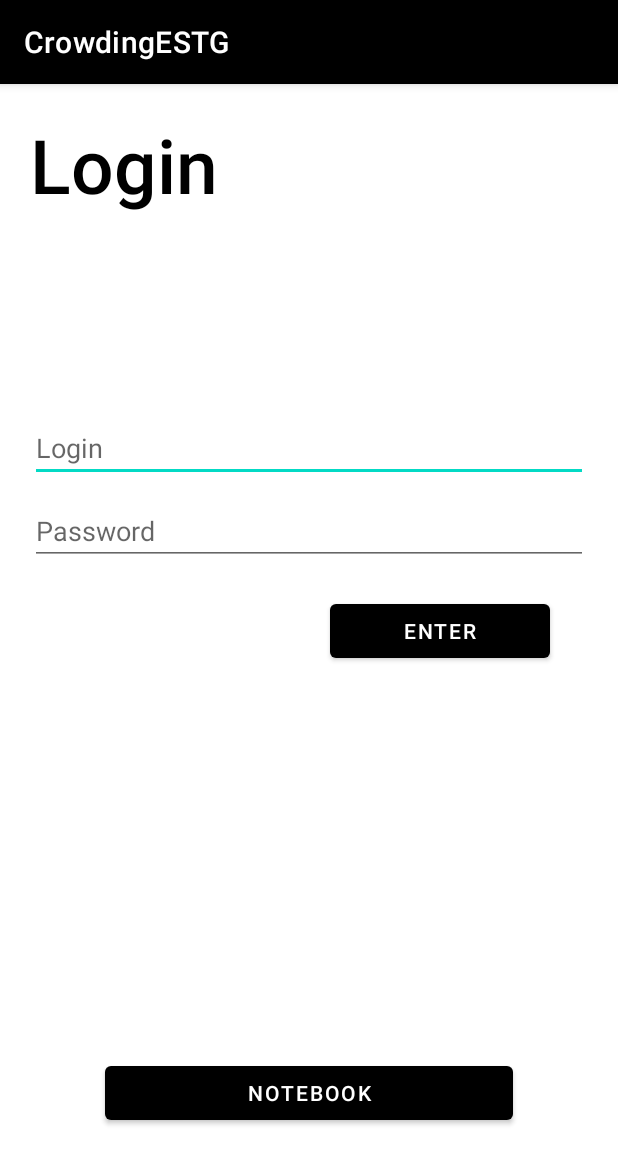
After one commit to Andrefranco98/CrowdingESTG, an Android app: the Login screen opened directly, with no data from a screen before it, on a phone screen of 412 x 824 dp. The commit adds this screen. Shown: the top 1164 px of the screen. Run offline under Robolectric (Android 15) with nearby library versions, the phone set to English and light mode, and no system bars.

Commit message:
Login working

```diff
--- a/app/src/main/java/com/tp3/crowdingestg/MainActivity.kt
+++ b/app/src/main/java/com/tp3/crowdingestg/MainActivity.kt
@@ -42,7 +42,7 @@ private var connectedDevice: String? = null
 
 
 
-ddss
+
 class MainActivity : AppCompatActivity() {
     override fun onCreate(savedInstanceState: Bundle?) {
         super.onCreate(savedInstanceState)
--- /dev/null
+++ b/app/src/main/java/com/tp3/crowdingestg/api/EndPoints.kt
@@ -0,0 +1,14 @@
+package com.tp3.crowdingestg.api
+
+
+import retrofit2.http.Field
+import retrofit2.http.FormUrlEncoded
+import retrofit2.http.POST
+
+interface EndPoints {
+    @FormUrlEncoded
+    @POST("/myslim/api/user")
+    fun postLogin(
+        @Field("name") name: String?,
+        @Field("password") password: String?): retrofit2.Call<OutputPost>
+}
--- /dev/null
+++ b/app/src/main/res/layout/activity_login.xml
@@ -0,0 +1,77 @@
+<?xml version="1.0" encoding="utf-8"?>
+<androidx.constraintlayout.widget.ConstraintLayout xmlns:android="http://schemas.android.com/apk/res/android"
+    xmlns:app="http://schemas.android.com/apk/res-auto"
+    xmlns:tools="http://schemas.android.com/tools"
+    android:layout_width="match_parent"
+    android:layout_height="match_parent"
+    tools:context=""
+    android:padding="20dp">
+
+    <EditText
+        android:id="@+id/nome"
+        android:layout_width="0dp"
+        android:layout_height="wrap_content"
+        android:layout_marginTop="200dp"
+        android:hint="Login"
+        app:layout_constraintStart_toStartOf="parent"
+        app:layout_constraintEnd_toEndOf="parent"
+        app:layout_constraintTop_toTopOf="parent"
+        />
+    <EditText
+        android:id="@+id/senha"
+        android:layout_width="0dp"
+        android:layout_height="wrap_content"
+        android:hint="Password"
+        android:inputType="textPassword"
+        app:layout_constraintStart_toStartOf="parent"
+        app:layout_constraintEnd_toEndOf="parent"
+        app:layout_constraintTop_toBottomOf="@+id/nome"
+        android:layout_marginTop="10dp"
+
+        />
+
+    <Button
+        android:id="@+id/button_save"
+        android:layout_width="0dp"
+        android:layout_height="wrap_content"
+        android:layout_marginStart="200dp"
+        android:layout_marginLeft="240dp"
+        android:layout_marginTop="20dp"
+        android:layout_marginEnd="25dp"
+        android:layout_marginRight="25dp"
+        android:onClick="login"
+        android:text="enter"
+        app:backgroundTint="@color/black"
+        app:layout_constraintEnd_toEndOf="parent"
+        app:layout_constraintStart_toStartOf="parent"
+        app:layout_constraintTop_toBottomOf="@+id/senha" />
+
+    <Button
+        android:id="@+id/button_update"
+        android:layout_width="0dp"
+        android:layout_height="wrap_content"
+        android:layout_marginStart="50dp"
+        android:layout_marginLeft="50dp"
+        android:layout_marginTop="260dp"
+        android:layout_marginEnd="50dp"
+        android:layout_marginRight="50dp"
+        android:onClick="notas"
+        android:text="Notebook"
+        app:backgroundTint="@color/black"
+        app:layout_constraintEnd_toEndOf="parent"
+        app:layout_constraintStart_toStartOf="parent"
+        app:layout_constraintTop_toBottomOf="@+id/button_save" />
+
+    <TextView
+        android:id="@+id/login"
+        android:layout_width="wrap_content"
+        android:layout_height="wrap_content"
+        android:fontFamily="sans-serif-medium"
+        android:text="Login"
+        android:textColor="@color/black"
+        android:textSize="50dp"
+        tools:layout_editor_absoluteX="16dp"
+        tools:layout_editor_absoluteY="16dp" />
+
+
+</androidx.constraintlayout.widget.ConstraintLayout>
```
Also changed, not shown: app/build.gradle (+42 -3 lines), app/src/main/AndroidManifest.xml (+9 -1 lines), app/src/main/java/com/tp3/crowdingestg/Login.kt (added, +93 -0 lines), app/src/main/java/com/tp3/crowdingestg/api/OutputPost.kt (added, +9 -0 lines), app/src/main/java/com/tp3/crowdingestg/api/ServiceBuilder.kt (added, +19 -0 lines), app/src/main/java/com/tp3/crowdingestg/api/User.kt (added, +9 -0 lines), build.gradle (+9 -1 lines).
